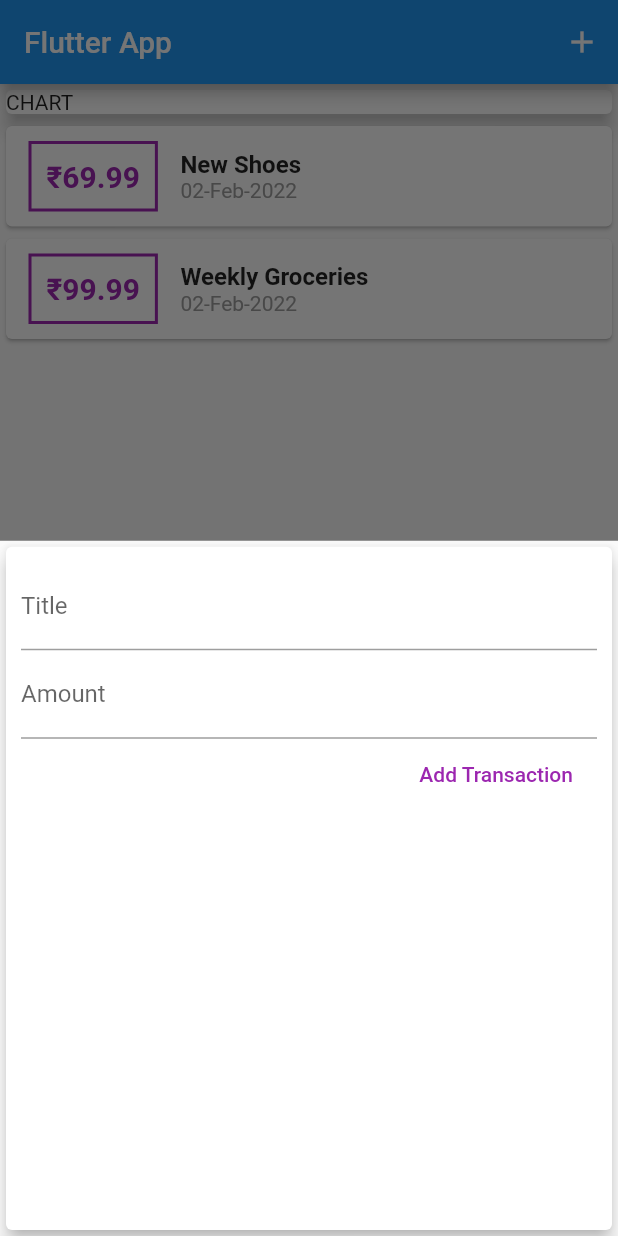
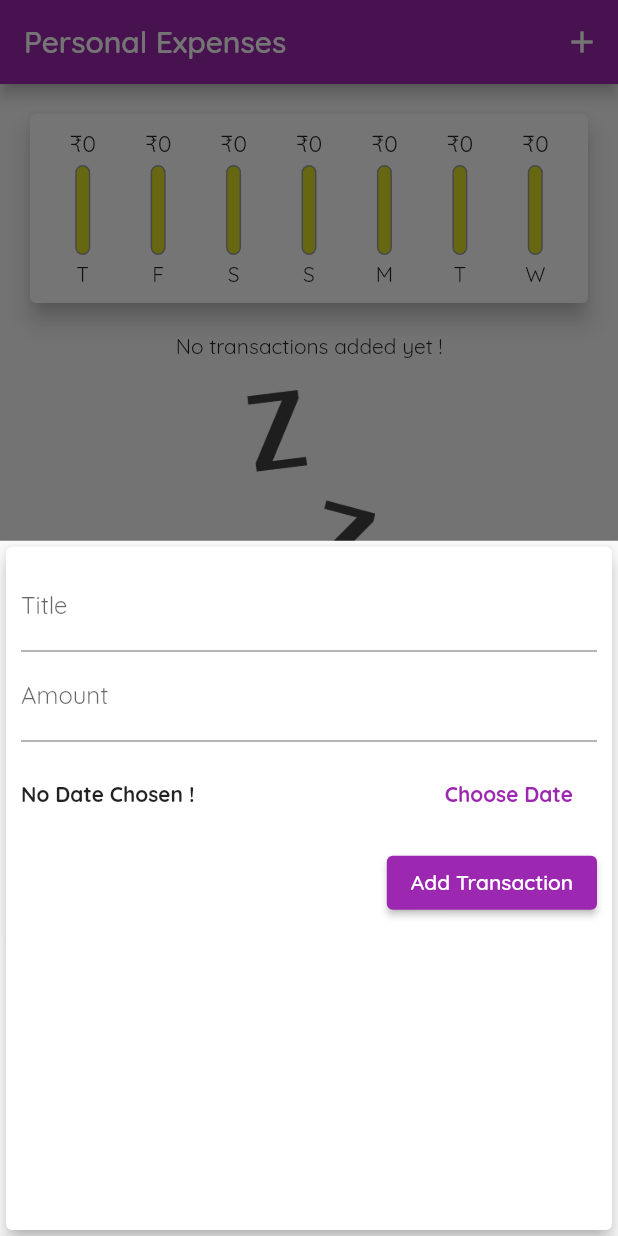
Before and after one commit to vivek11416/AndroidStudioProjects, a Flutter app: the screen it shows after launch, after a tap on the "add" icon, on a phone screen of 412 x 824 dp. Run offline on Flutter 3.47's test engine with Material 2 defaults, Android fonts, the light colour scheme and no system bars; missing offline and left inert: dart:ffi.

Commit message:
code updated

```diff
--- a/flutter/projects/personal_expenses_app/lib/main.dart
+++ b/flutter/projects/personal_expenses_app/lib/main.dart
@@ -1,10 +1,12 @@
 // ignore_for_file: prefer_const_constructors, prefer_const_literals_to_create_immutables
 
-import 'package:flutter/gestures.dart';
+//import 'package:flutter/gestures.dart';
 import 'package:flutter/material.dart';
+import 'package:personal_expenses_app/widgets/chart.dart';
 import 'package:personal_expenses_app/widgets/new_transactions.dart';
 import './widgets/transactions_list.dart';
 import '../models/transaction.dart';
+import './widgets/chart.dart';
 
 void main() => runApp(MyApp());
 
@@ -12,7 +14,12 @@
   @override
   Widget build(BuildContext context) {
     return MaterialApp(
-      title: 'Flutter App',
+      title: 'Personal Expenses',
+      theme: ThemeData(
+        primarySwatch: Colors.purple,
+        accentColor: Colors.amber,
+        fontFamily: 'Quicksand',
+      ),
       home: MyHomePage(),
     );
   }
@@ -29,26 +36,32 @@
   // final amountController = TextEditingController();
 
   final List<Transaction> _userTransactions = [
-    Transaction(
-      id: 't1',
-      title: 'New Shoes',
-      amount: 69.99,
-      date: DateTime.now(),
-    ),
-    Transaction(
-      id: 't2',
-      title: 'Weekly Groceries',
-      amount: 99.99,
-      date: DateTime.now(),
-    )
+    // Transaction(
+    //   id: 't1',
+    //   title: 'New Shoes',
+    //   amount: 69.99,
+    //   date: DateTime.now(),
+    // ),
+    // Transaction(
+    //   id: 't2',
+    //   title: 'Weekly Groceries',
+    //   amount: 99.99,
+    //   date: DateTime.now(),
+    // )
   ];
 
-  void _addNewTransaction(title, amount) {
+  List<Transaction> get _recentTransactions {
+    return _userTransactions.where((tx) {
+      return tx.date.isAfter(DateTime.now().subtract(Duration(days: 7)));
+    }).toList();
+  }
+
+  void _addNewTransaction(title, amount, chosenDate) {
     final newTran = Transaction(
       id: DateTime.now().toString(),
       title: title,
       amount: amount,
-      date: DateTime.now(),
+      date: chosenDate,
     );
 
     setState(() {
@@ -69,11 +82,17 @@
     );
   }
 
+  void _deleteTransaction(String id) {
+    setState(() {
+      _userTransactions.removeWhere((tx) => tx.id == id);
+    });
+  }
+
   @override
   Widget build(BuildContext context) {
     return Scaffold(
       appBar: AppBar(
-        title: Text('Flutter App'),
+        title: Text('Personal Expenses'),
         actions: <Widget>[
           IconButton(
             onPressed: () => _startAddNewTransaction(context),
@@ -86,14 +105,8 @@
           //mainAxisAlignment: MainAxisAlignment.spaceAround,
           crossAxisAlignment: CrossAxisAlignment.stretch,
           children: <Widget>[
-            Container(
-              width: double.infinity,
-              child: Card(
-                child: Text('CHART'),
-                elevation: 5,
-              ),
-            ),
-            TransactionsList(_userTransactions),
+            Chart(_recentTransactions),
+            TransactionsList(_userTransactions, _deleteTransaction),
           ],
         ),
       ),
--- /dev/null
+++ b/flutter/projects/personal_expenses_app/lib/widgets/chart.dart
@@ -0,0 +1,65 @@
+import "package:flutter/material.dart";
+import 'package:personal_expenses_app/widgets/chart_bar.dart';
+import '../models/transaction.dart';
+import "package:intl/intl.dart";
+
+class Chart extends StatelessWidget {
+  // const Chart({ Key? key }) : super(key: key);
+  final List<Transaction> recentTransactions;
+
+  Chart(this.recentTransactions);
+
+  List<Map<String, Object>> get groupedTransactionValues {
+    return List.generate(
+      7,
+      (index) {
+        final WeekDay = DateTime.now().subtract(Duration(days: index));
+        var totalSum = 0.0;
+
+        for (var i = 0; i < recentTransactions.length; i++) {
+          if (recentTransactions[i].date.day == WeekDay.day &&
+              recentTransactions[i].date.month == WeekDay.month &&
+              recentTransactions[i].date.year == WeekDay.year) {
+            totalSum += recentTransactions[i].amount;
+          }
+        }
+        return {
+          'day': DateFormat.E().format(WeekDay).substring(0, 1),
+          'amount': totalSum
+        };
+      },
+    ).reversed.toList();
+  }
+
+  double get totalSpending {
+    return groupedTransactionValues.fold(0.0, (sum, item) {
+      return sum + (item['amount'] as double);
+    });
+  }
+
+  @override
+  Widget build(BuildContext context) {
+    return Card(
+      elevation: 6,
+      margin: EdgeInsets.all(20),
+      child: Padding(
+        padding: EdgeInsets.all(10),
+        child: Row(
+          mainAxisAlignment: MainAxisAlignment.spaceAround,
+          children: groupedTransactionValues.map((data) {
+            return Flexible(
+              fit: FlexFit.tight,
+              child: ChartBar(
+                (data['day'] as String),
+                (data['amount'] as double),
+                totalSpending == 0.0
+                    ? 0.0
+                    : (data['amount'] as double) / totalSpending,
+              ),
+            );
+          }).toList(),
+        ),
+      ),
+    );
+  }
+}
--- /dev/null
+++ b/flutter/projects/personal_expenses_app/lib/widgets/chart_bar.dart
@@ -0,0 +1,54 @@
+import "package:flutter/material.dart";
+
+class ChartBar extends StatelessWidget {
+  final String label;
+  final double spendingAmount;
+  final double spendingPctOfTotal;
+
+  ChartBar(this.label, this.spendingAmount, this.spendingPctOfTotal);
+
+  @override
+  Widget build(BuildContext context) {
+    return Column(
+      children: <Widget>[
+        Container(
+          height: 20,
+          child: FittedBox(
+            child: Text('₹${spendingAmount.toStringAsFixed(0)}'),
+          ),
+        ),
+        SizedBox(
+          height: 4,
+        ),
+        Container(
+          height: 60,
+          width: 10,
+          child: Stack(
+            children: <Widget>[
+              Container(
+                decoration: BoxDecoration(
+                  border: Border.all(color: Colors.grey, width: 1.0),
+                  color: Color.fromARGB(220, 220, 220, 1),
+                  borderRadius: BorderRadius.circular(10),
+                ),
+              ),
+              FractionallySizedBox(
+                heightFactor: spendingPctOfTotal,
+                child: Container(
+                  decoration: BoxDecoration(
+                    color: Theme.of(context).primaryColor,
+                    borderRadius: BorderRadius.circular(10),
+                  ),
+                ),
+              )
+            ],
+          ),
+        ),
+        SizedBox(
+          height: 4,
+        ),
+        Text(label),
+      ],
+    );
+  }
+}
--- a/flutter/projects/personal_expenses_app/lib/widgets/new_transactions.dart
+++ b/flutter/projects/personal_expenses_app/lib/widgets/new_transactions.dart
@@ -1,4 +1,7 @@
+// ignore_for_file: prefer_const_constructors
+
 import 'package:flutter/material.dart';
+import 'package:intl/intl.dart';
 
 class NewTransaction extends StatefulWidget {
   final Function addTran;
@@ -11,22 +14,41 @@
 
 class _NewTransactionState extends State<NewTransaction> {
   final amountController = TextEditingController();
+  final titleController = TextEditingController();
+  DateTime? selectedDate;
 
-  final titleController = TextEditingController();
-
-  void submitData() {
+  void _submitData() {
     final enteredTitle = titleController.text;
     final enteredAmount = double.parse(amountController.text);
 
-    if (enteredTitle.isEmpty || enteredAmount <= 0) {
+    if (enteredTitle.isEmpty || enteredAmount <= 0 || selectedDate == null) {
       return;
     }
 
     widget.addTran(
       enteredTitle,
       enteredAmount,
+      selectedDate,
     );
     Navigator.of(context).pop();
+  }
+
+  void presentDatePicker() {
+    showDatePicker(
+      context: context,
+      initialDate: DateTime.now(),
+      firstDate: DateTime(2019),
+      lastDate: DateTime.now(),
+    ).then(
+      (pickedDate) {
+        if (pickedDate == null) {
+          return;
+        }
+        setState(() {
+          selectedDate = pickedDate;
+        });
+      },
+    );
   }
 
   @override
@@ -41,7 +63,7 @@
             TextField(
               decoration: InputDecoration(labelText: 'Title'),
               controller: titleController,
-              onSubmitted: (_) => submitData(),
+              onSubmitted: (_) => _submitData(),
               // onChanged: (val) {
               //   titleInput = val;
               // },
@@ -50,15 +72,46 @@
               decoration: InputDecoration(labelText: 'Amount'),
               controller: amountController,
               keyboardType: TextInputType.number,
-              onSubmitted: (_) => submitData(),
+              onSubmitted: (_) => _submitData(),
               // onChanged: (val) {
               //   amountInput = val;
               // },
             ),
-            FlatButton(
-              onPressed: submitData,
+            Container(
+              height: 70,
+              //padding: EdgeInsets.all(60),
+              child: Row(
+                children: <Widget>[
+                  Expanded(
+                    child: Text(
+                      selectedDate == null
+                          ? 'No Date Chosen !'
+                          : 'Picked Date : ${DateFormat.yMEd().format(selectedDate!)}',
+                      style: TextStyle(
+                        fontWeight: FontWeight.bold,
+                      ),
+                    ),
+                  ),
+                  FlatButton(
+                    textColor: Theme.of(context).primaryColor,
+                    onPressed: presentDatePicker,
+                    child: Text(
+                      'Choose Date',
+                      style: TextStyle(
+                        fontWeight: FontWeight.bold,
+                      ),
+                    ),
+                  )
+                ],
+              ),
+            ),
+            ElevatedButton(
+              onPressed: _submitData,
               child: Text('Add Transaction'),
-              textColor: Colors.purple,
+              style: ElevatedButton.styleFrom(
+                primary: Theme.of(context).primaryColor,
+              ),
+              //textColor: Colors.purple,
             )
           ],
         ),
--- a/flutter/projects/personal_expenses_app/lib/widgets/transactions_list.dart
+++ b/flutter/projects/personal_expenses_app/lib/widgets/transactions_list.dart
@@ -1,3 +1,5 @@
+// ignore_for_file: prefer_const_constructors
+
 import 'package:flutter/material.dart';
 import '../models/transaction.dart';
 import 'package:intl/intl.dart';
@@ -5,14 +7,31 @@
 class TransactionsList extends StatelessWidget {
   //const TransactionsList({Key? key}) : super(key: key);
   final List<Transaction> transactions;
+  final Function deleteTx;
 
-  TransactionsList(this.transactions);
+  TransactionsList(this.transactions, this.deleteTx);
 
   @override
   Widget build(BuildContext context) {
     return Container(
       height: 525,
-      child: ListView.builder(
+      child: transactions.isEmpty
+          ? Column(
+              children: <Widget>[
+                Text("No transactions added yet !"),
+                SizedBox(
+                  height: 20,
+                ),
+                Container(
+                  height: 200,
+                  child: Image.asset(
+                    'assets/images/waiting.png',
+                    fit: BoxFit.cover,
+                  ),
+                ),
+              ],
+            )
+          : ListView.builder(
               itemBuilder: (ctx, index) {
                 return Card(
                   child: Row(
@@ -24,7 +43,7 @@
                         ),
                         decoration: BoxDecoration(
                           border: Border.all(
-                      color: Colors.purple,
+                            color: Theme.of(context).primaryColor,
                             width: 2,
                           ),
                         ),
@@ -34,7 +53,7 @@
                           style: TextStyle(
                             fontWeight: FontWeight.bold,
                             fontSize: 20,
-                      color: Colors.purple,
+                            color: Theme.of(context).primaryColor,
                           ),
                         ),
                       ),
@@ -43,16 +62,29 @@
                         children: <Widget>[
                           Text(
                             transactions[index].title,
-                      style:
-                          TextStyle(fontSize: 16, fontWeight: FontWeight.bold),
+                            style: TextStyle(
+                                fontSize: 16, fontWeight: FontWeight.bold),
                           ),
                           Text(
                             DateFormat('dd-MMM-yyyy')
                                 .format(transactions[index].date),
-                      style: TextStyle(color: Colors.grey),
+                            style: TextStyle(
+                                color: Theme.of(context).primaryColorLight),
                           ),
                         ],
-                )
+                      ),
+                      Expanded(
+                        child: Column(
+                          crossAxisAlignment: CrossAxisAlignment.end,
+                          children: [
+                            IconButton(
+                              onPressed: () => deleteTx(transactions[index].id),
+                              icon: Icon(Icons.delete),
+                              color: Theme.of(context).primaryColor,
+                            ),
+                          ],
+                        ),
+                      ),
                     ],
                   ),
                 );
```
Also changed, not shown: flutter/projects/personal_expenses_app/pubspec.yaml (+17 -8 lines), flutter/projects/personal_expenses_app/assets/fonts/OpenSans-Bold.ttf (added), flutter/projects/personal_expenses_app/assets/fonts/OpenSans-Regular.ttf (added), flutter/projects/personal_expenses_app/assets/fonts/Quicksand-Bold.ttf (added), flutter/projects/personal_expenses_app/assets/fonts/Quicksand-Light.ttf (added), flutter/projects/personal_expenses_app/assets/fonts/Quicksand-Medium.ttf (added), flutter/projects/personal_expenses_app/assets/fonts/Quicksand-Regular.ttf (added), flutter/projects/personal_expenses_app/assets/images/waiting.png (added). Lines whose indentation alone changed are shown as unchanged.
